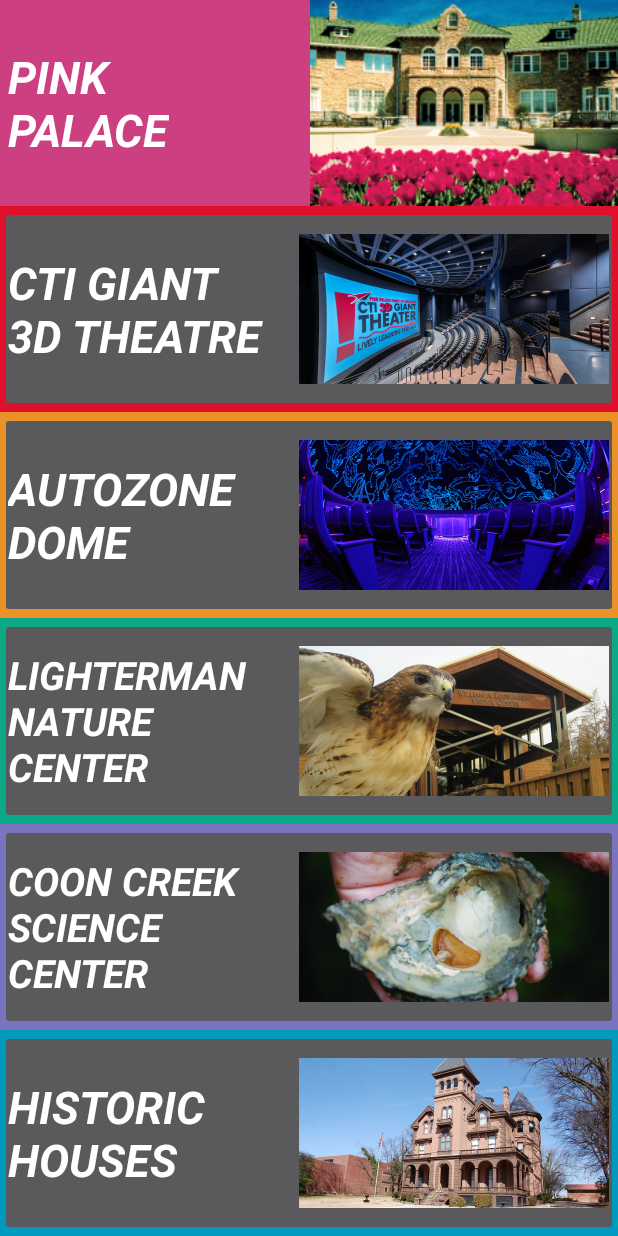
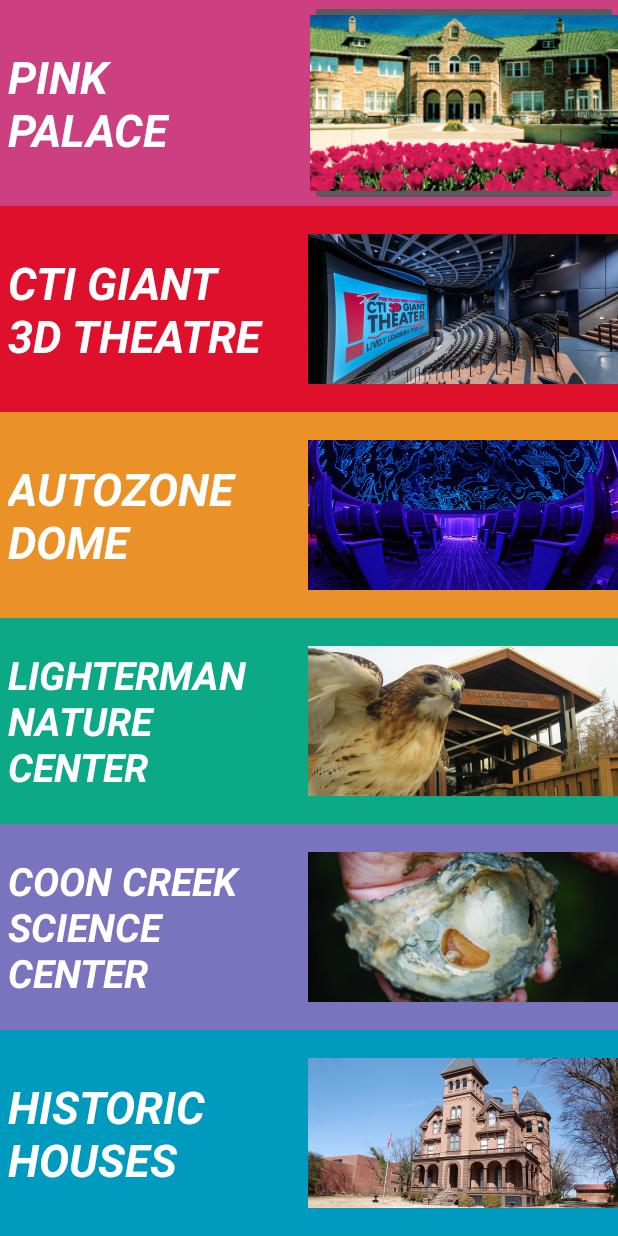
Before and after one commit to NickPizarro/PinkPalace, an Android app: the screen it shows after launch (MyActivity), on a phone screen of 412 x 824 dp. Run offline under Robolectric (Android 15) with nearby library versions, the phone set to English and light mode, and no system bars.

Commit message:
Fixed the gray background on the textviews.

```diff
--- a/app/src/main/res/layout/activity_enchantedforest.xml
+++ b/app/src/main/res/layout/activity_enchantedforest.xml
@@ -4,7 +4,6 @@
     xmlns:tools="http://schemas.android.com/tools"
     android:layout_width="match_parent"
     android:layout_height="match_parent"
-    android:fitsSystemWindows="true"
     tools:context="com.example.nick.pinkpalace.enchantedforest">
 
     <android.support.design.widget.AppBarLayout
--- a/app/src/main/res/layout/activity_my.xml
+++ b/app/src/main/res/layout/activity_my.xml
@@ -22,14 +22,14 @@
             android:text="PINK \nPALACE"
             android:textColor="@android:color/background_light"
             android:textSize="30sp"
-            android:textStyle="bold|italic" />
+            android:textStyle="bold|italic"
+            android:background="@null"/>
 
         <ImageButton
             android:id="@+id/pinkpImageButton"
             android:layout_width="205dp"
             android:layout_height="match_parent"
             android:layout_gravity="right"
-            android:background="@null"
             android:cropToPadding="false"
             android:defaultFocusHighlightEnabled="false"
             android:scaleType="centerCrop"
@@ -47,7 +47,8 @@
             android:layout_width="match_parent"
             android:layout_height="match_parent"
             android:paddingLeft="205dp"
-            android:src="@drawable/cti" />
+            android:src="@drawable/cti"
+            android:background="@null"/>
 
         <TextView
             android:id="@+id/ctiTextView"
@@ -59,6 +60,7 @@
             android:text="CTI GIANT \n3D THEATRE "
             android:textColor="@android:color/background_light"
             android:textSize="30sp"
+            android:background="@null"
             android:textStyle="bold|italic"/>
 
     </FrameLayout>
@@ -72,6 +74,7 @@
             android:layout_width="match_parent"
             android:layout_height="match_parent"
             android:paddingLeft="205dp"
+            android:background="@null"
             android:src="@drawable/autozone" />
 
         <TextView
@@ -98,6 +101,7 @@
             android:layout_width="match_parent"
             android:layout_height="match_parent"
             android:paddingLeft="205dp"
+            android:background="@null"
             android:src="@drawable/nature" />
 
         <TextView
@@ -123,6 +127,7 @@
             android:layout_width="match_parent"
             android:layout_height="match_parent"
             android:paddingLeft="205dp"
+            android:background="@null"
             android:src="@drawable/coon" />
 
         <TextView
@@ -148,6 +153,7 @@
             android:layout_width="match_parent"
             android:layout_height="match_parent"
             android:paddingLeft="205dp"
+            android:background="@null"
             android:src="@drawable/historic" />
 
         <TextView
```
